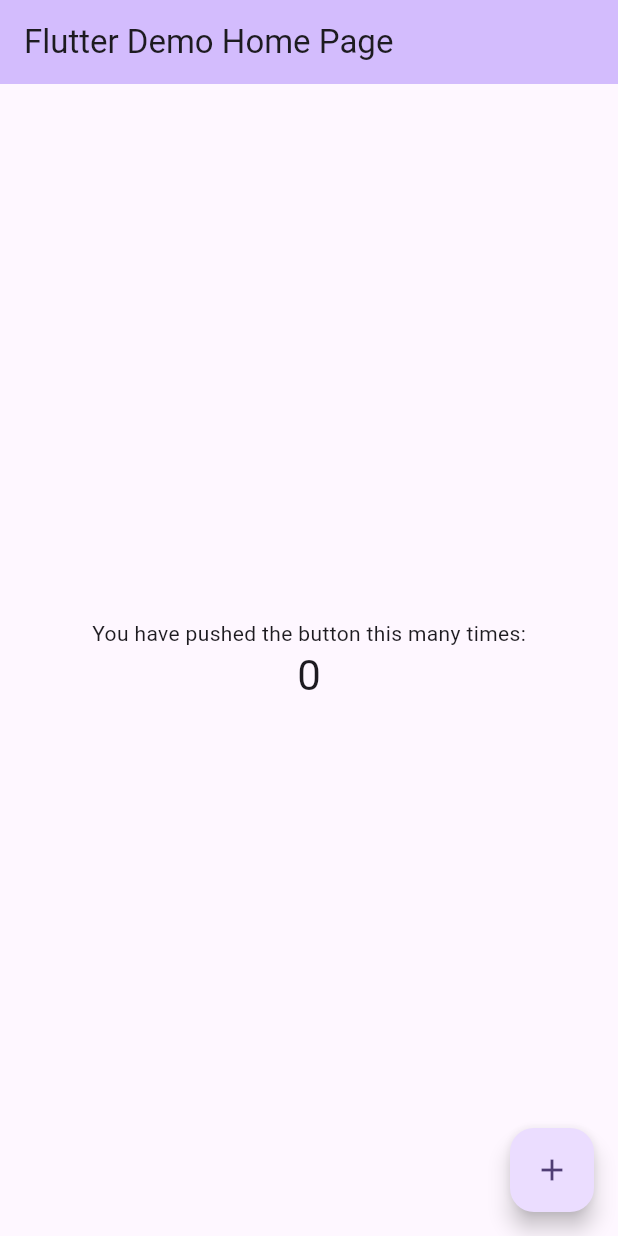
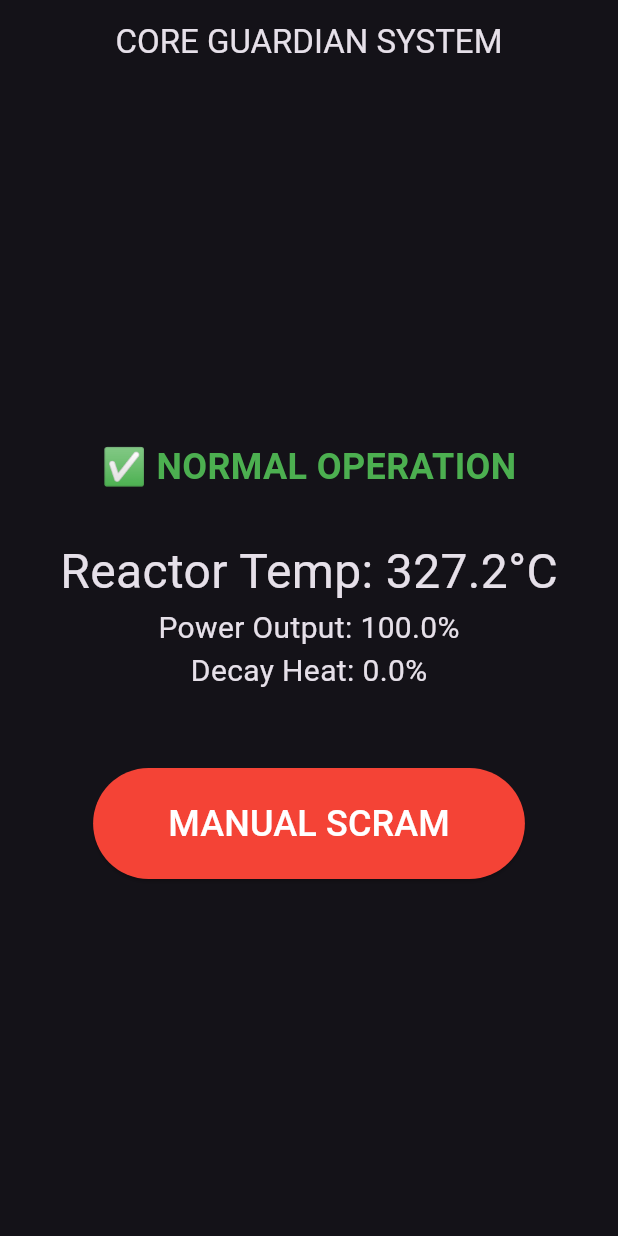
Before and after one commit to ksbong/coreguardian, a Flutter app: the screen it shows after launch, on a phone screen of 412 x 824 dp. Run offline on Flutter 3.47's test engine with Material 3 defaults, Android fonts, the phone set to English and light mode, and no system bars; our stand-ins replace supabase_flutter; accounts and stored records are empty.

Commit message:
feat: Implement ReactorEngine with 3C safety variables and 5-tier barriers

```diff
--- /dev/null
+++ b/lib/engine/reactor_engine.dart
@@ -0,0 +1,94 @@
+import 'dart:async';
+import 'package:flutter/material.dart';
+import 'dart:math';
+
+class ReactorEngine {
+  // --- [싱글톤 설정] ---
+  static final ReactorEngine _instance = ReactorEngine._internal();
+  factory ReactorEngine() => _instance;
+  ReactorEngine._internal();
+
+  // --- [3C: 원자력 안전 핵심 변수] ---
+  double power = 100.0; // Control: 현재 출력 (%) [cite: 210]
+  double temperature = 280.0; // Cooling: 냉각수 온도 (°C) [cite: 211]
+  double integrity = 100.0; // Containment: 방벽 내구도 (%)
+
+  // --- [핵심 물리 개념] ---
+  double decayHeat = 0.0; // 붕괴열: 정지 후에도 발생하는 잔열 [cite: 196-198]
+  bool isScrammed = false; // 긴급 정지 여부 (SCRAM)
+
+  Timer? _timer;
+
+  // 엔진 시작
+  void start() {
+    debugPrint("🏗️ 원자로 엔진 시동 중...");
+    _timer = Timer.periodic(const Duration(seconds: 1), (timer) {
+      _updatePhysics();
+    });
+  }
+
+  void _updatePhysics() {
+    const double ambientTemp = 25.0;
+
+    // 1. 제어(Control): SCRAM 시 출력은 0이 되지만 붕괴열이 발생함
+    if (isScrammed) {
+      power = 0.0;
+      decayHeat *= 0.95; // 붕괴열이 시간에 따라 서서히 감소 [cite: 200]
+    }
+
+    // 2. 냉각(Cooling): 발생 열(출력+붕괴열)과 냉각 성능의 평형 계산
+    double heatInput = power + decayHeat;
+
+    // 냉각 로직 수정: 현재 온도와 상온의 차이가 클수록 냉각이 잘 됨 (현실적 로직)
+    // 온도가 상온에 가까워지면 냉각 효율이 0에 수렴함
+    double coolingEffect = (temperature - ambientTemp) * 0.1;
+
+    // 펌프가 가동 중일 때 기본 냉각 성능 추가 (플레이어 조작 요소)
+    double activeCooling = 5.0;
+
+    // 온도 변화 계산
+    double deltaTemp = (heatInput - activeCooling - coolingEffect) * 0.1;
+    temperature += deltaTemp;
+
+    // 하한선 강제 고정: 상온 이하로 떨어지지 않음
+    temperature = max(ambientTemp, temperature);
+
+    debugPrint(
+      "🌡️ 온도: ${temperature.toStringAsFixed(1)}°C | 출력: $power% | 붕괴열: ${decayHeat.toStringAsFixed(1)}%",
+    );
+
+    if (temperature > 350.0 && !isScrammed) {
+      scram();
+    }
+  }
+
+  // 긴급 정지 (SCRAM): 제어봉을 즉시 삽입 [cite: 228, 251]
+  void scram() {
+    if (isScrammed) return;
+    isScrammed = true;
+    decayHeat = 7.0; // 정지 직후 약 7%의 붕괴열 발생
+    debugPrint("🚨 [SAFETY SYSTEM] 자동 보호 시스템 작동: 원자로 정지");
+  }
+
+  // 5중 물리적 방벽 데이터 [cite: 294]
+  List<Map<String, dynamic>> barriers = [
+    {"name": "제1방호벽: 핵연료 펠렛", "desc": "방사성 물질 1차 밀폐", "health": 100.0},
+    {"name": "제2방호벽: 연료 피복관", "desc": "지르코늄 합금으로 기체까지 밀폐", "health": 100.0},
+    {"name": "제3방호벽: 원자로 압력용기", "desc": "23cm 두께 강철 용기", "health": 100.0},
+    {"name": "제4방호벽: 격납용기", "desc": "6~7mm 두께 내벽 강철판", "health": 100.0},
+    {"name": "제5방호벽: 원자로 건물", "desc": "120cm 두께 철근 콘크리트 외벽", "health": 100.0},
+  ];
+
+  // 온도가 너무 높을 때 방벽 내구도를 깎는 로직 (내일 UI 연결용)
+  void _checkBarrierIntegrity() {
+    // 예: 온도가 1000도를 넘으면 1단계부터 서서히 손상
+    if (temperature > 1000.0) {
+      for (var barrier in barriers) {
+        if (barrier['health'] > 0) {
+          barrier['health'] -= 1.0; // 온도가 높을수록 벽이 녹음 (Meltdown 과정)
+          break; // 1단계가 다 깨져야 2단계가 깨짐 (심층방어 전략) [cite: 215]
+        }
+      }
+    }
+  }
+}
--- a/lib/main.dart
+++ b/lib/main.dart
@@ -1,122 +1,117 @@
+import 'dart:async';
 import 'package:flutter/material.dart';
+import 'package:supabase_flutter/supabase_flutter.dart';
+import 'engine/reactor_engine.dart';
 
-void main() {
+Future<void> main() async {
+  WidgetsFlutterBinding.ensureInitialized();
+
+  // Supabase 초기화
+  await Supabase.initialize(
+    url: 'https://erepwheivpectdqksrxj.supabase.co',
+    anonKey: 'sb_publishable_PTjYKW2CaDnMvMWaJQDMEg_ayQf_a_k',
+  );
+
+  // 엔진 시동
+  ReactorEngine().start();
+
   runApp(const MyApp());
 }
 
 class MyApp extends StatelessWidget {
   const MyApp({super.key});
 
-  // This widget is the root of your application.
   @override
   Widget build(BuildContext context) {
     return MaterialApp(
-      title: 'Flutter Demo',
-      theme: ThemeData(
-        // This is the theme of your application.
-        //
-        // TRY THIS: Try running your application with "flutter run". You'll see
-        // the application has a purple toolbar. Then, without quitting the app,
-        // try changing the seedColor in the colorScheme below to Colors.green
-        // and then invoke "hot reload" (save your changes or press the "hot
-        // reload" button in a Flutter-supported IDE, or press "r" if you used
-        // the command line to start the app).
-        //
-        // Notice that the counter didn't reset back to zero; the application
-        // state is not lost during the reload. To reset the state, use hot
-        // restart instead.
-        //
-        // This works for code too, not just values: Most code changes can be
-        // tested with just a hot reload.
-        colorScheme: .fromSeed(seedColor: Colors.deepPurple),
-      ),
-      home: const MyHomePage(title: 'Flutter Demo Home Page'),
+      title: 'Core Guardian',
+      theme: ThemeData(brightness: Brightness.dark), // 원전 느낌나게 다크모드
+      home: const ReactorControlPage(),
     );
   }
 }
 
-class MyHomePage extends StatefulWidget {
-  const MyHomePage({super.key, required this.title});
-
-  // This widget is the home page of your application. It is stateful, meaning
-  // that it has a State object (defined below) that contains fields that affect
-  // how it looks.
-
-  // This class is the configuration for the state. It holds the values (in this
-  // case the title) provided by the parent (in this case the App widget) and
-  // used by the build method of the State. Fields in a Widget subclass are
-  // always marked "final".
-
-  final String title;
+class ReactorControlPage extends StatefulWidget {
+  const ReactorControlPage({super.key});
 
   @override
-  State<MyHomePage> createState() => _MyHomePageState();
+  State<ReactorControlPage> createState() => _ReactorControlPageState();
 }
 
-class _MyHomePageState extends State<MyHomePage> {
-  int _counter = 0;
+class _ReactorControlPageState extends State<ReactorControlPage> {
+  final engine = ReactorEngine();
+  Timer? _uiTimer;
 
-  void _incrementCounter() {
-    setState(() {
-      // This call to setState tells the Flutter framework that something has
-      // changed in this State, which causes it to rerun the build method below
-      // so that the display can reflect the updated values. If we changed
-      // _counter without calling setState(), then the build method would not be
-      // called again, and so nothing would appear to happen.
-      _counter++;
+  @override
+  void initState() {
+    super.initState();
+    // 1초마다 setState를 호출해서 엔진의 변화를 화면에 반영
+    _uiTimer = Timer.periodic(const Duration(seconds: 1), (timer) {
+      if (mounted) setState(() {});
     });
   }
 
   @override
+  void dispose() {
+    _uiTimer?.cancel();
+    super.dispose();
+  }
+
+  @override
   Widget build(BuildContext context) {
-    // This method is rerun every time setState is called, for instance as done
-    // by the _incrementCounter method above.
-    //
-    // The Flutter framework has been optimized to make rerunning build methods
-    // fast, so that you can just rebuild anything that needs updating rather
-    // than having to individually change instances of widgets.
     return Scaffold(
       appBar: AppBar(
-        // TRY THIS: Try changing the color here to a specific color (to
-        // Colors.amber, perhaps?) and trigger a hot reload to see the AppBar
-        // change color while the other colors stay the same.
-        backgroundColor: Theme.of(context).colorScheme.inversePrimary,
-        // Here we take the value from the MyHomePage object that was created by
-        // the App.build method, and use it to set our appbar title.
-        title: Text(widget.title),
+        title: const Text("CORE GUARDIAN SYSTEM"),
+        centerTitle: true,
       ),
       body: Center(
-        // Center is a layout widget. It takes a single child and positions it
-        // in the middle of the parent.
         child: Column(
-          // Column is also a layout widget. It takes a list of children and
-          // arranges them vertically. By default, it sizes itself to fit its
-          // children horizontally, and tries to be as tall as its parent.
-          //
-          // Column has various properties to control how it sizes itself and
-          // how it positions its children. Here we use mainAxisAlignment to
-          // center the children vertically; the main axis here is the vertical
-          // axis because Columns are vertical (the cross axis would be
-          // horizontal).
-          //
-          // TRY THIS: Invoke "debug painting" (choose the "Toggle Debug Paint"
-          // action in the IDE, or press "p" in the console), to see the
-          // wireframe for each widget.
-          mainAxisAlignment: .center,
+          mainAxisAlignment: MainAxisAlignment.center,
           children: [
-            const Text('You have pushed the button this many times:'),
+            // 상태 텍스트
             Text(
-              '$_counter',
-              style: Theme.of(context).textTheme.headlineMedium,
+              engine.isScrammed
+                  ? "🚨 SYSTEM HALTED (SCRAM)"
+                  : "✅ NORMAL OPERATION",
+              style: TextStyle(
+                fontSize: 24,
+                fontWeight: FontWeight.bold,
+                color: engine.isScrammed ? Colors.red : Colors.green,
+              ),
+            ),
+            const SizedBox(height: 30),
+            // 실시간 수치 표시
+            Text(
+              "Reactor Temp: ${engine.temperature.toStringAsFixed(1)}°C",
+              style: const TextStyle(fontSize: 32),
+            ),
+            Text(
+              "Power Output: ${engine.power}%",
+              style: const TextStyle(fontSize: 20),
+            ),
+            Text(
+              "Decay Heat: ${engine.decayHeat.toStringAsFixed(1)}%",
+              style: const TextStyle(fontSize: 20),
+            ),
+            const SizedBox(height: 50),
+            // 긴급 정지 버튼
+            ElevatedButton(
+              onPressed: engine.isScrammed ? null : () => engine.scram(),
+              style: ElevatedButton.styleFrom(
+                backgroundColor: Colors.red,
+                padding: const EdgeInsets.symmetric(
+                  horizontal: 50,
+                  vertical: 20,
+                ),
+              ),
+              child: const Text(
+                "MANUAL SCRAM",
+                style: TextStyle(fontSize: 24, color: Colors.white),
+              ),
             ),
           ],
         ),
       ),
-      floatingActionButton: FloatingActionButton(
-        onPressed: _incrementCounter,
-        tooltip: 'Increment',
-        child: const Icon(Icons.add),
-      ),
     );
   }
 }
--- a/pubspec.yaml
+++ b/pubspec.yaml
@@ -34,6 +34,7 @@ dependencies:
   # The following adds the Cupertino Icons font to your application.
   # Use with the CupertinoIcons class for iOS style icons.
   cupertino_icons: ^1.0.8
+  supabase_flutter: ^2.12.0
 
 dev_dependencies:
   flutter_test:
```
Also changed, not shown: lib/server/io.dart (added, +8 -0 lines), pubspec.lock, 6 other files.
